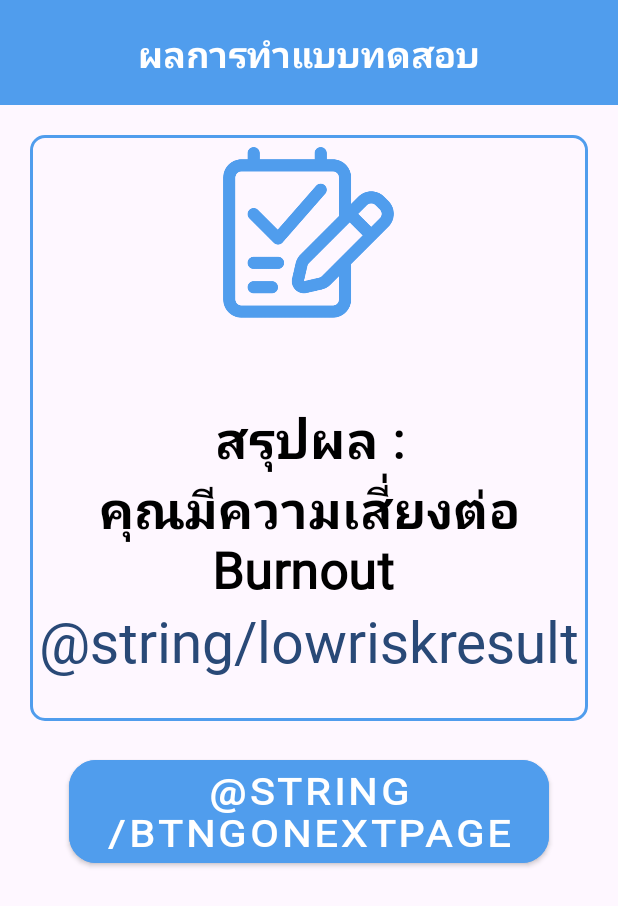
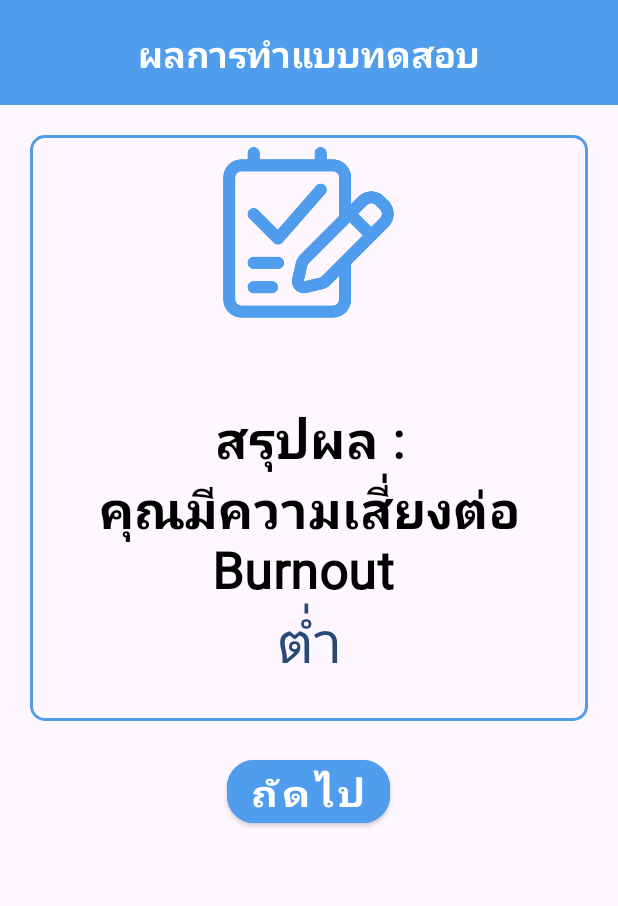
Before and after one commit to DelMiiYa/BurningUpp, an Android app: the ResultofBasicTestActivity screen opened directly, with no data from a screen before it, on a phone screen of 412 x 824 dp. Shown: the top 906 px of the screen. Run offline under Robolectric (Android 15) with nearby library versions, the light colour scheme and no system bars; Roboto replaces fonts that are not available here.

Commit message:
Implemented new Basic and Advance test activities. Deleted old assessment activities and layouts. Added ResultOfBasicTest and ResultOfAdvanceTest activities and their layouts. Renamed activity_resultof_basic_test.xml to activity_r1_result.xml. Updated strings.xml with new assessment related strings.
all done with assessment1(BasicTestActivity and it's page result (ResultOfBasicTestActivity))

```diff
--- a/app/src/main/java/com/example/javaaintshit/BasicTestActivity.java
+++ b/app/src/main/java/com/example/javaaintshit/BasicTestActivity.java
@@ -51,8 +51,9 @@ public class BasicTestActivity extends AppCompatActivity {
             @Override
             public void onClick(View v) {
                 //กลับไปเปิดหน้า เลือกแบบสอบถาม
-                Intent intent2 = new Intent(getApplicationContext(), BurnoutTestActivity.class);
-                startActivity(intent2);
+                finish();
+//                Intent intent2 = new Intent(getApplicationContext(), BurnoutTestActivity.class);
+//                startActivity(intent2);
             }
         });
 
--- a/app/src/main/java/com/example/javaaintshit/ResultofBasicTestActivity.java
+++ b/app/src/main/java/com/example/javaaintshit/ResultofBasicTestActivity.java
@@ -31,8 +31,8 @@ public class ResultofBasicTestActivity extends AppCompatActivity {
         int yesCount = getIntent().getIntExtra("yesCount", 0);
 
         if (yesCount >= 5) {
-            txtResult.setText("@string/highriskresult");
-            btnNext.setText("@string/goassessment");
+            txtResult.setText("สูง");
+            btnNext.setText("ทำแบบทดสอบที่ 2");
             btnNext.setOnClickListener(new View.OnClickListener() {
                 @Override
                 public void onClick(View v) {
@@ -42,8 +42,8 @@ public class ResultofBasicTestActivity extends AppCompatActivity {
                 }
             });
         } else {
-            txtResult.setText("@string/lowriskresult");
-            btnNext.setText("@string/btngonextpage");
+            txtResult.setText("ต่ำ");
+            btnNext.setText("ถัดไป");
             btnNext.setOnClickListener(new View.OnClickListener() {
                 @Override
                 public void onClick(View v) {
--- a/app/src/main/res/layout/activity_r1_result.xml
+++ b/app/src/main/res/layout/activity_r1_result.xml
@@ -95,8 +95,7 @@
                     android:textColor="@color/metallicBlue"
                     app:layout_constraintBottom_toBottomOf="parent"
                     app:layout_constraintEnd_toEndOf="parent"
-                    app:layout_constraintStart_toStartOf="parent"
-                    app:layout_constraintTop_toEndOf="resulttext1" />
+                    app:layout_constraintStart_toStartOf="parent" />
             </androidx.constraintlayout.widget.ConstraintLayout>
 
             <Button
```
Also changed, not shown: app/src/main/java/com/example/javaaintshit/BurnoutTestActivity.java (+6 -4 lines).
